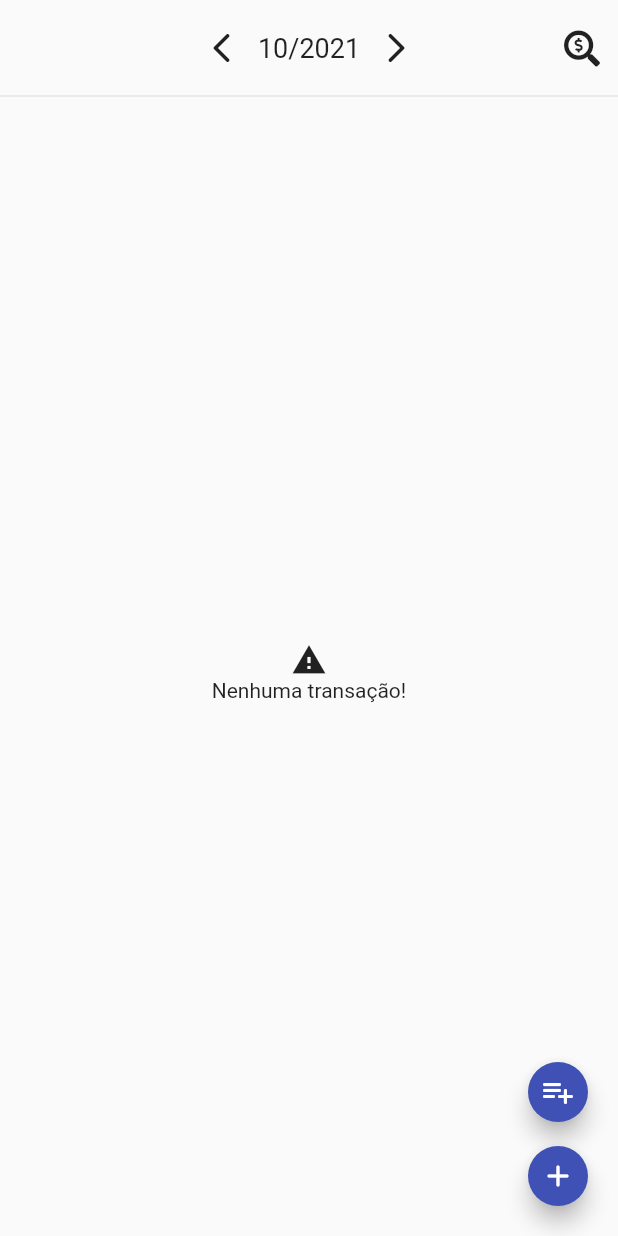
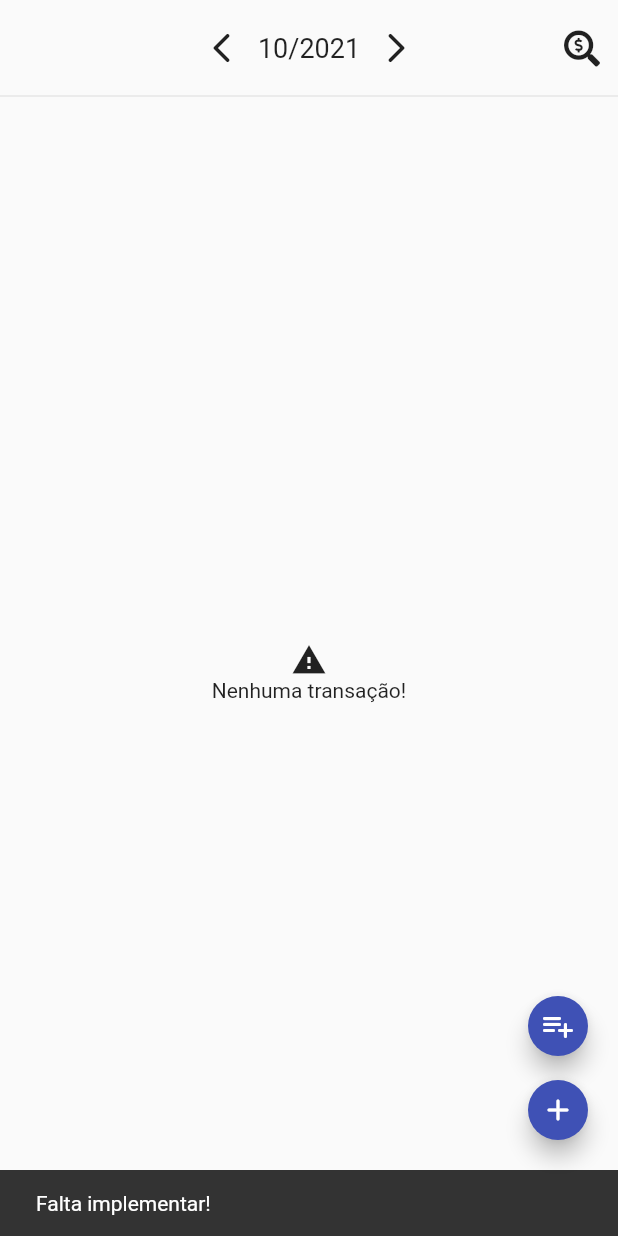
Before and after one commit to thiagoperea/organeasy, a Flutter app: the TransactionsPage screen opened directly, after a tap on the "arrow back ios" icon, after a tap on the "arrow forward ios" icon, after a tap on the "playlist add" icon, on a phone screen of 412 x 824 dp. Run offline on Flutter 3.47's test engine with Material 2 defaults, Android fonts, the phone set to English and light mode, and no system bars; our stand-ins replace bloc, flutter_bloc, font_awesome_flutter, hive, hive_flutter; accounts and stored records are empty.

Commit message:
monthly details

```diff
--- /dev/null
+++ b/lib/internal/double_extensions.dart
@@ -0,0 +1,5 @@
+import 'package:intl/intl.dart';
+
+extension NumberExtensions on double {
+  String toMonetary() => NumberFormat.simpleCurrency().format(this);
+}
--- a/lib/presentation/home/home_page.dart
+++ b/lib/presentation/home/home_page.dart
@@ -15,7 +15,7 @@ class HomePage extends StatefulWidget {
   final List<String> _appTitles = const [
     "Resumo",
     "Transações",
-    "Metas e Objetivos",
+    "Metas",
     "Investimentos",
     "Configurações",
   ];
--- a/lib/presentation/new_transaction/cubit/new_transaction_cubit.dart
+++ b/lib/presentation/new_transaction/cubit/new_transaction_cubit.dart
@@ -13,7 +13,6 @@ import 'package:organeasy/internal/string_extensions.dart';
 part 'new_transaction_state.dart';
 
 class NewTransactionCubit extends Cubit<NewTransactionState> {
-
   final TransactionRepository _transactionRepository = TransactionRepository(); // TODO: DI
   final CategoryRepository _categoryRepository = CategoryRepository();
   final GoalRepository _goalRepository = GoalRepository();
@@ -51,7 +50,7 @@ class NewTransactionCubit extends Cubit<NewTransactionState> {
       goalId: goalId,
       description: description,
       dueDate: DateFormat.yMd().parse(dueDate),
-      value: StringExtensions.moneyToDouble(totalValue),
+      value: totalValue.toOnlyDigits().toDouble(),
       isDone: isDone,
     );
 
--- a/lib/presentation/new_transaction/new_transaction_page.dart
+++ b/lib/presentation/new_transaction/new_transaction_page.dart
@@ -5,6 +5,7 @@ import 'package:flutter_bloc/flutter_bloc.dart';
 import 'package:intl/intl.dart';
 import 'package:organeasy/common_widgets/progress_loading.dart';
 import 'package:organeasy/data/model/transaction_type.dart';
+import 'package:organeasy/internal/double_extensions.dart';
 import 'package:organeasy/presentation/new_transaction/cubit/new_transaction_cubit.dart';
 import 'package:organeasy/presentation/new_transaction/views/category_dropdown.dart';
 import 'package:organeasy/presentation/new_transaction/views/description_field.dart';
@@ -38,7 +39,7 @@ class _NewTransactionPageState extends State<NewTransactionPage> {
 
   final TextEditingController _descriptionController = TextEditingController();
   final TextEditingController _dateController = TextEditingController(text: DateFormat.yMd().format(DateTime.now()));
-  final TextEditingController _valueController = TextEditingController(text: NumberFormat.simpleCurrency().format(0.0));
+  final TextEditingController _valueController = TextEditingController(text: (0.0).toMonetary());
   final _formKey = GlobalKey<FormState>();
 
   @override
--- a/lib/presentation/new_transaction/views/value_field.dart
+++ b/lib/presentation/new_transaction/views/value_field.dart
@@ -20,7 +20,7 @@ class ValueField extends StatelessWidget {
       keyboardType: TextInputType.number,
       inputFormatters: [MoneyMask()],
       validator: (currentValue) {
-        if (currentValue != null && StringExtensions.moneyToDouble(currentValue) == 0.0) {
+        if (currentValue != null && currentValue.toOnlyDigits().toDouble() == 0.0) {
           return "Campo obrigatório";
         }
         return null;
--- /dev/null
+++ b/lib/presentation/transactions/cubit/load_monthly_balance_cubit.dart
@@ -0,0 +1,62 @@
+import 'package:flutter_bloc/flutter_bloc.dart';
+import 'package:organeasy/data/model/monthly_balance_data.dart';
+import 'package:organeasy/data/repository/transaction_repository.dart';
+
+class LoadMonthlyBalanceCubit extends Cubit<LoadMonthlyBalanceState> {
+  final TransactionRepository _transactionRepository = TransactionRepository();
+
+  LoadMonthlyBalanceCubit() : super(LoadMonthlyBalanceState(state: LoadMonthlyBalanceStates.collapsed));
+
+  Future<void> expandOrCollapse(DateTime monthSelected) async {
+    if (state.state == LoadMonthlyBalanceStates.expanded) {
+      emit(state.copyWith(state: LoadMonthlyBalanceStates.collapsed));
+    } else {
+      await _expand(monthSelected);
+    }
+  }
+
+  Future<void> _expand(DateTime monthSelected) async {
+    emit(state.copyWith(
+      state: LoadMonthlyBalanceStates.loading,
+    ));
+
+    try {
+      final MonthlyBalanceData data = await _transactionRepository.getMonthlyBalance(monthSelected);
+
+      emit(state.copyWith(
+        state: LoadMonthlyBalanceStates.expanded,
+        data: data,
+      ));
+    } on Exception catch (error) {
+      //TODO: logError
+      emit(state.copyWith(
+        state: LoadMonthlyBalanceStates.collapsed,
+      ));
+    }
+  }
+
+  void refreshExpanded(DateTime monthSelected) {
+    if (state.state == LoadMonthlyBalanceStates.expanded || state.state == LoadMonthlyBalanceStates.loading) {
+      _expand(monthSelected);
+    }
+  }
+}
+
+class LoadMonthlyBalanceState {
+  final LoadMonthlyBalanceStates state;
+  final MonthlyBalanceData? data;
+
+  LoadMonthlyBalanceState({required this.state, this.data});
+
+  LoadMonthlyBalanceState copyWith({
+    LoadMonthlyBalanceStates? state,
+    MonthlyBalanceData? data,
+  }) {
+    return LoadMonthlyBalanceState(
+      state: state ?? this.state,
+      data: data ?? this.data,
+    );
+  }
+}
+
+enum LoadMonthlyBalanceStates { collapsed, loading, expanded }
--- a/lib/presentation/transactions/cubit/transactions_cubit.dart
+++ b/lib/presentation/transactions/cubit/load_transactions_cubit.dart
@@ -1,21 +1,24 @@
 import 'package:bloc/bloc.dart';
 import 'package:intl/intl.dart';
-import 'package:meta/meta.dart';
 import 'package:organeasy/data/model/category_data.dart';
 import 'package:organeasy/data/model/transaction_data.dart';
 import 'package:organeasy/data/repository/category_repository.dart';
 import 'package:organeasy/data/repository/transaction_repository.dart';
 
-part 'transactions_state.dart';
+part 'load_transactions_state.dart';
 
-class TransactionsCubit extends Cubit<TransactionsState> {
+class LoadTransactionsCubit extends Cubit<LoadTransactionsState> {
   final TransactionRepository _transactionRepository = TransactionRepository();
   final CategoryRepository _categoryRepository = CategoryRepository();
 
   List<CategoryData> _categoryList = List.empty(growable: false);
-  DateTime _monthSelected = DateTime.now();
+  DateTime monthSelected = DateTime.now();
 
-  TransactionsCubit() : super(TransactionsLoading(DateFormat.yM().format(DateTime.now()))) {
+  LoadTransactionsCubit()
+      : super(LoadTransactionsState(
+          state: LoadTransactionsStates.loading,
+          selectedMonth: DateFormat.yM().format(DateTime.now()),
+        )) {
     _loadCategoryList();
   }
 
@@ -26,14 +29,24 @@ class TransactionsCubit extends Cubit<TransactionsState> {
 
   /// Load all transactions from the selected month.
   Future<void> loadTransactions() async {
-    emit(TransactionsLoading(getMonthFormatted()));
+    emit(state.copyWith(
+      state: LoadTransactionsStates.loading,
+      selectedMonth: getMonthFormatted(),
+    ));
 
     try {
-      List<TransactionData> _dataset = await _transactionRepository.getTransactionsFromMonth(_monthSelected);
-      emit(TransactionsLoaded(getMonthFormatted(), _dataset));
+      List<TransactionData> _dataset = await _transactionRepository.getTransactionsFromMonth(monthSelected);
+
+      emit(state.copyWith(
+        state: LoadTransactionsStates.success,
+        dataset: _dataset,
+      ));
     } on Exception catch (error) {
       //TODO: logError(error)
-      emit(TransactionsError(getMonthFormatted()));
+      emit(state.copyWith(
+        state: LoadTransactionsStates.error,
+        errorMessage: error.toString(),
+      ));
     }
   }
 
@@ -41,14 +54,14 @@ class TransactionsCubit extends Cubit<TransactionsState> {
   CategoryData getCategory(int categoryId) => _categoryList.firstWhere((element) => element.id == categoryId);
 
   void setPreviousMonth() {
-    _monthSelected = DateTime(_monthSelected.year, _monthSelected.month - 1, _monthSelected.day);
+    monthSelected = DateTime(monthSelected.year, monthSelected.month - 1, monthSelected.day);
     loadTransactions();
   }
 
   void setNextMonth() {
-    _monthSelected = DateTime(_monthSelected.year, _monthSelected.month + 1, _monthSelected.day);
+    monthSelected = DateTime(monthSelected.year, monthSelected.month + 1, monthSelected.day);
     loadTransactions();
   }
 
-  String getMonthFormatted() => DateFormat.yM().format(_monthSelected);
+  String getMonthFormatted() => DateFormat.yM().format(monthSelected);
 }
--- /dev/null
+++ b/lib/presentation/transactions/cubit/load_transactions_state.dart
@@ -0,0 +1,27 @@
+part of 'load_transactions_cubit.dart';
+
+class LoadTransactionsState {
+  final LoadTransactionsStates state;
+  final String selectedMonth;
+
+  final List<TransactionData>? dataset;
+  final String? errorMessage;
+
+  LoadTransactionsState({required this.state, required this.selectedMonth, this.dataset, this.errorMessage});
+
+  LoadTransactionsState copyWith({
+    LoadTransactionsStates? state,
+    String? selectedMonth,
+    List<TransactionData>? dataset,
+    String? errorMessage,
+  }) {
+    return LoadTransactionsState(
+      state: state ?? this.state,
+      selectedMonth: selectedMonth ?? this.selectedMonth,
+      dataset: dataset ?? this.dataset,
+      errorMessage: errorMessage ?? this.errorMessage,
+    );
+  }
+}
+
+enum LoadTransactionsStates { loading, success, error }
--- a/lib/presentation/transactions/cubit/transactions_state.dart
+++ /dev/null
@@ -1,22 +0,0 @@
-part of 'transactions_cubit.dart';
-
-@immutable
-abstract class TransactionsState {
-  final String selectedMonth;
-
-  TransactionsState(this.selectedMonth);
-}
-
-class TransactionsLoading extends TransactionsState {
-  TransactionsLoading(String selectedMonth) : super(selectedMonth);
-}
-
-class TransactionsLoaded extends TransactionsState {
-  final List<TransactionData> dataset;
-
-  TransactionsLoaded(String selectedMonth, this.dataset) : super(selectedMonth);
-}
-
-class TransactionsError extends TransactionsState {
-  TransactionsError(String selectedMonth) : super(selectedMonth);
-}
--- a/lib/presentation/transactions/transactions_page.dart
+++ b/lib/presentation/transactions/transactions_page.dart
@@ -6,7 +6,9 @@ import 'package:organeasy/common_widgets/progress_loading.dart';
 import 'package:organeasy/presentation/home/cubit/home_cubit.dart';
 import 'package:organeasy/presentation/home/cubit/home_state.dart';
 import 'package:organeasy/presentation/new_transaction/new_transaction_page.dart';
-import 'package:organeasy/presentation/transactions/cubit/transactions_cubit.dart';
+import 'package:organeasy/presentation/transactions/cubit/load_monthly_balance_cubit.dart';
+import 'package:organeasy/presentation/transactions/cubit/load_transactions_cubit.dart';
+import 'package:organeasy/presentation/transactions/views/month_balance.dart';
 import 'package:organeasy/presentation/transactions/views/month_header.dart';
 import 'package:organeasy/presentation/transactions/views/transaction_list.dart';
 
@@ -18,19 +20,22 @@ class TransactionsPage extends StatefulWidget {
 }
 
 class _TransactionsPageState extends State<TransactionsPage> {
-  final TransactionsCubit _cubit = TransactionsCubit();
-  bool _showDetails = false;
+  final LoadTransactionsCubit _loadTransactionsCubit = LoadTransactionsCubit(); //TODO: should I have this "load" prefix??
+  final LoadMonthlyBalanceCubit _loadMonthlyBalanceCubit = LoadMonthlyBalanceCubit();
 
   @override
   void initState() {
-    _cubit.loadTransactions();
+    _loadTransactionsCubit.loadTransactions();
     super.initState();
   }
 
   @override
   Widget build(BuildContext context) {
-    return BlocProvider<TransactionsCubit>(
-      create: (context) => _cubit,
+    return MultiBlocProvider(
+      providers: [
+        BlocProvider(create: (_) => _loadTransactionsCubit),
+        BlocProvider(create: (_) => _loadMonthlyBalanceCubit),
+      ],
       child: BlocListener<HomeCubit, HomeState>(
         listener: (context, state) {
           if (state is HomeActionMenuPressed && state.action == HomeActions.screenHelp) {
@@ -43,46 +48,27 @@ class _TransactionsPageState extends State<TransactionsPage> {
             children: [
               SizedBox(height: 8),
               MonthHeader(
-                onInfoClick: () {
-                  setState(() {
-                    _showDetails = !_showDetails;
-                  });
-                },
+                onPreviousClick: () => _onPreviousMonthClick(),
+                onNextClick: () => _onNextMonthClick(),
+                onInfoClick: () => onMonthBalanceClick(),
               ),
               Divider(),
-              Visibility(
-                visible: _showDetails,
-                child: Column(
-                  mainAxisSize: MainAxisSize.min,
-                  crossAxisAlignment: CrossAxisAlignment.start,
-                  children: [
-                    Text("Saldo receitas: 11111"),
-                    Text("Saldo despesas: 22222"),
-                    Text("Saldo poupança: 33333"),
-                    Text("Saldo investimentos: 44444"),
-                    Divider(),
-                  ],
-                ),
-              ),
+              MonthBalance(),
               Expanded(
-                child: BlocBuilder<TransactionsCubit, TransactionsState>(
+                child: BlocBuilder<LoadTransactionsCubit, LoadTransactionsState>(
                   builder: (context, state) {
-                    if (state is TransactionsLoading) {
-                      return Center(
-                        child: ProgressLoading(loadingDescription: "Carregando..."),
-                      );
+                    switch (state.state) {
+                      case LoadTransactionsStates.loading:
+                        return Center(
+                          child: ProgressLoading(loadingDescription: "Carregando..."),
+                        );
+                      case LoadTransactionsStates.success:
+                        return TransactionList(dataset: state.dataset!);
+                      case LoadTransactionsStates.error:
+                        return Center(
+                          child: Container(width: 50, height: 50, color: Colors.red), //TODO!
+                        );
                     }
-                    if (state is TransactionsLoaded) {
-                      return TransactionList(dataset: state.dataset);
-                    }
-
-                    if (state is TransactionsError) {
-                      return Center(
-                        child: Container(width: 50, height: 50, color: Colors.red),
-                      );
-                    }
-
-                    return Container();
                   },
                 ),
               )
@@ -93,7 +79,7 @@ class _TransactionsPageState extends State<TransactionsPage> {
             children: [
               FloatingActionButton(
                 heroTag: 0,
-                onPressed: () {},
+                onPressed: () => _onAddMultipleClick(context),
                 child: Icon(Icons.playlist_add_rounded),
                 mini: true,
                 tooltip: "Add Multiple",
@@ -117,7 +103,29 @@ class _TransactionsPageState extends State<TransactionsPage> {
     bool wasCreated = await Navigator.of(context).push<bool>(MaterialPageRoute(builder: (_) => NewTransactionPage())) ?? false;
 
     if (wasCreated) {
-      _cubit.loadTransactions();
+      _loadTransactionsCubit.loadTransactions();
     }
   }
+
+  void _onPreviousMonthClick() {
+    _loadTransactionsCubit.setPreviousMonth();
+    DateTime monthSelected = _loadTransactionsCubit.monthSelected;
+    _loadMonthlyBalanceCubit.refreshExpanded(monthSelected);
+  }
+
+  void _onNextMonthClick() {
+    _loadTransactionsCubit.setNextMonth();
+    DateTime monthSelected = _loadTransactionsCubit.monthSelected;
+    _loadMonthlyBalanceCubit.refreshExpanded(monthSelected);
+  }
+
+  void onMonthBalanceClick() {
+    DateTime monthSelected = _loadTransactionsCubit.monthSelected;
+    _loadMonthlyBalanceCubit.expandOrCollapse(monthSelected);
+  }
+
+  void _onAddMultipleClick(BuildContext context) {
+    //TODO
+    ScaffoldMessenger.of(context).showSnackBar(SnackBar(content: Text("Falta implementar!")));
+  }
 }
--- /dev/null
+++ b/lib/presentation/transactions/views/month_balance.dart
@@ -0,0 +1,62 @@
+import 'package:flutter/material.dart';
+import 'package:flutter_bloc/flutter_bloc.dart';
+import 'package:organeasy/internal/double_extensions.dart';
+import 'package:organeasy/presentation/transactions/cubit/load_monthly_balance_cubit.dart';
+
+class MonthBalance extends StatelessWidget {
+  const MonthBalance({Key? key}) : super(key: key);
+
+  @override
+  Widget build(BuildContext context) {
+    Color onSurfaceColor = Theme.of(context).colorScheme.onSurface;
+
+    return BlocBuilder<LoadMonthlyBalanceCubit, LoadMonthlyBalanceState>(
+      builder: (context, state) {
+        switch (state.state) {
+          case LoadMonthlyBalanceStates.collapsed:
+            return const SizedBox();
+          case LoadMonthlyBalanceStates.loading:
+            return Column(
+              crossAxisAlignment: CrossAxisAlignment.start,
+              children: [
+                Padding(
+                  padding: const EdgeInsets.all(8.0),
+                  child: CircularProgressIndicator(),
+                ),
+                Divider(),
+              ],
+            );
+          case LoadMonthlyBalanceStates.expanded:
+            return Column(
+              children: [
+                Padding(
+                  padding: const EdgeInsets.all(8.0),
+                  child: Column(
+                    mainAxisSize: MainAxisSize.min,
+                    crossAxisAlignment: CrossAxisAlignment.stretch,
+                    children: [
+                      _formattedText(onSurfaceColor, "Saldo receitas: ", state.data!.totalIncome.toMonetary()),
+                      _formattedText(onSurfaceColor, "Saldo despesas: ", state.data!.totalExpense.toMonetary()),
+                      _formattedText(onSurfaceColor, "Saldo poupança: ", state.data!.totalSavings.toMonetary()),
+                      _formattedText(onSurfaceColor, "Saldo investimentos: ", state.data!.totalInvestments.toMonetary()),
+                    ],
+                  ),
+                ),
+                Divider(),
+              ],
+            );
+        }
+      },
+    );
+  }
+
+  RichText _formattedText(Color onSurfaceColor, String text1, String text2) => RichText(
+        text: TextSpan(
+          style: TextStyle(fontSize: 14.0, color: onSurfaceColor),
+          children: <TextSpan>[
+            TextSpan(text: text1, style: TextStyle(fontSize: 16)),
+            TextSpan(text: text2, style: TextStyle(fontWeight: FontWeight.bold)),
+          ],
+        ),
+      );
+}
--- a/lib/presentation/transactions/views/month_header.dart
+++ b/lib/presentation/transactions/views/month_header.dart
@@ -1,16 +1,23 @@
 import 'package:flutter/material.dart';
 import 'package:flutter_bloc/flutter_bloc.dart';
 import 'package:font_awesome_flutter/font_awesome_flutter.dart';
-import 'package:organeasy/presentation/transactions/cubit/transactions_cubit.dart';
+import 'package:organeasy/presentation/transactions/cubit/load_transactions_cubit.dart';
 
 class MonthHeader extends StatelessWidget {
+  final Function onPreviousClick;
+  final Function onNextClick;
   final Function onInfoClick;
 
-  const MonthHeader({Key? key, required this.onInfoClick}) : super(key: key);
+  const MonthHeader({
+    Key? key,
+    required this.onPreviousClick,
+    required this.onNextClick,
+    required this.onInfoClick,
+  }) : super(key: key);
 
   @override
   Widget build(BuildContext context) {
-    return BlocBuilder<TransactionsCubit, TransactionsState>(
+    return BlocBuilder<LoadTransactionsCubit, LoadTransactionsState>(
       builder: (context, state) => Stack(
         alignment: Alignment.center,
         children: [
@@ -19,12 +26,12 @@ class MonthHeader extends StatelessWidget {
             children: [
               IconButton(
                 icon: Icon(Icons.arrow_back_ios_rounded),
-                onPressed: state is TransactionsLoading ? null : () => context.read<TransactionsCubit>().setPreviousMonth(),
+                onPressed: state.state == LoadTransactionsStates.loading ? null : () => onPreviousClick(),
               ),
               Text(state.selectedMonth, style: TextStyle(fontSize: 18.0)),
                   IconButton(
                     icon: Icon(Icons.arrow_forward_ios_rounded),
-                onPressed: state is TransactionsLoading ? null : () => context.read<TransactionsCubit>().setNextMonth(),
+                onPressed: state.state == LoadTransactionsStates.loading ? null : () => onNextClick(),
               ),
                 ],
               ),
--- a/lib/presentation/transactions/views/transaction_item.dart
+++ b/lib/presentation/transactions/views/transaction_item.dart
@@ -3,6 +3,7 @@ import 'package:font_awesome_flutter/font_awesome_flutter.dart';
 import 'package:intl/intl.dart';
 import 'package:organeasy/data/model/category_data.dart';
 import 'package:organeasy/data/model/transaction_data.dart';
+import 'package:organeasy/internal/double_extensions.dart';
 
 class TransactionItem extends StatelessWidget {
   final TransactionData transaction;
@@ -29,7 +30,7 @@ class TransactionItem extends StatelessWidget {
             SizedBox(width: 16),
             Expanded(
               child: Text(
-                NumberFormat.simpleCurrency().format(transaction.value),
+                transaction.value.toMonetary(),
                 textAlign: TextAlign.end,
                 style: TextStyle(fontSize: 16, fontWeight: FontWeight.bold),
               ),
--- a/lib/presentation/transactions/views/transaction_list.dart
+++ b/lib/presentation/transactions/views/transaction_list.dart
@@ -1,7 +1,7 @@
 import 'package:flutter/material.dart';
 import 'package:organeasy/data/model/category_data.dart';
 import 'package:organeasy/data/model/transaction_data.dart';
-import 'package:organeasy/presentation/transactions/cubit/transactions_cubit.dart';
+import 'package:organeasy/presentation/transactions/cubit/load_transactions_cubit.dart';
 import 'package:organeasy/presentation/transactions/views/transaction_item.dart';
 import 'package:provider/src/provider.dart';
 
@@ -27,7 +27,7 @@ class TransactionList extends StatelessWidget {
         itemCount: dataset.length,
         itemBuilder: (context, idx) {
           final TransactionData _item = dataset[idx];
-          final CategoryData _category = context.read<TransactionsCubit>().getCategory(_item.categoryId);
+          final CategoryData _category = context.read<LoadTransactionsCubit>().getCategory(_item.categoryId);
 
           return TransactionItem(
             transaction: _item,
@@ -37,7 +37,7 @@ class TransactionList extends StatelessWidget {
           );
         },
       ),
-      onRefresh: () => context.read<TransactionsCubit>().loadTransactions(),
+      onRefresh: () => context.read<LoadTransactionsCubit>().loadTransactions(),
     );
   }
 }
--- a/pubspec.yaml
+++ b/pubspec.yaml
@@ -11,7 +11,7 @@ environment:
 dependencies:
   flutter:
     sdk: flutter
-  flutter_bloc: ^7.3.0
+  flutter_bloc: ^7.3.1
   hive: ^2.0.4
   hive_flutter: ^1.1.0
   intl: ^0.17.0
```
Also changed, not shown: lib/data/repository/transaction_repository.dart (+15 -4 lines), lib/internal/money_mask.dart (+4 -3 lines), lib/internal/string_extensions.dart (+3 -5 lines), pubspec.lock. Lines whose indentation alone changed are shown as unchanged.
